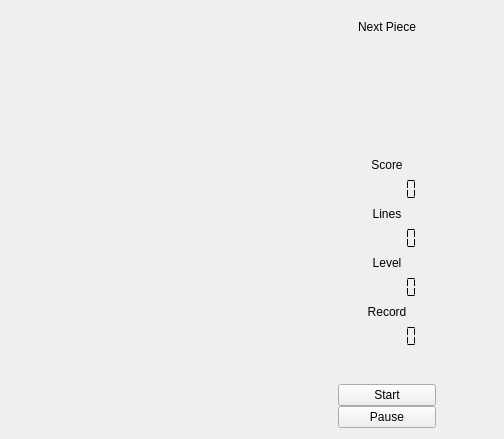
Old version of the form plugins/tetrisgame/GuiTetris.ui in the repository hwgao/beebeep.
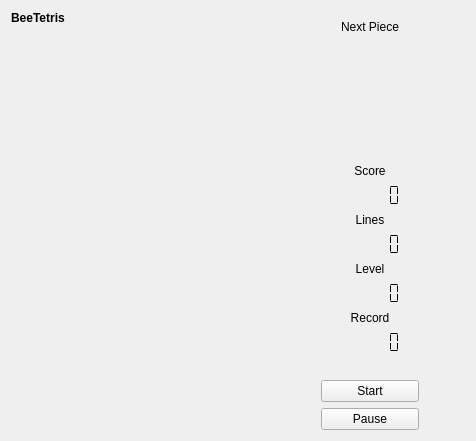
New version of the form. Custom widgets are drawn as their Qt base class.

```diff
--- a/plugins/tetrisgame/GuiTetris.ui
+++ b/plugins/tetrisgame/GuiTetris.ui
@@ -6,31 +6,28 @@
    <rect>
     <x>0</x>
     <y>0</y>
-    <width>504</width>
-    <height>439</height>
+    <width>476</width>
+    <height>441</height>
    </rect>
   </property>
   <property name="windowTitle">
    <string>Form</string>
   </property>
   <layout class="QGridLayout" name="gridLayout_2">
-   <property name="horizontalSpacing">
-    <number>25</number>
-   </property>
    <item row="0" column="0">
-    <spacer name="horizontalSpacer">
-     <property name="orientation">
-      <enum>Qt::Horizontal</enum>
+    <widget class="QLabel" name="label">
+     <property name="font">
+      <font>
+       <weight>75</weight>
+       <bold>true</bold>
+      </font>
      </property>
-     <property name="sizeHint" stdset="0">
-      <size>
-       <width>51</width>
-       <height>20</height>
-      </size>
+     <property name="text">
+      <string>BeeTetris</string>
      </property>
-    </spacer>
+    </widget>
    </item>
-   <item row="0" column="1" rowspan="2">
+   <item row="0" column="1" rowspan="3">
     <widget class="TetrisBoard" name="mp_board">
      <property name="minimumSize">
       <size>
@@ -40,7 +37,7 @@
      </property>
     </widget>
    </item>
-   <item row="0" column="2" rowspan="2">
+   <item row="0" column="2" rowspan="3">
     <layout class="QVBoxLayout" name="verticalLayout">
      <item>
       <widget class="QFrame" name="frame_3">
@@ -219,7 +216,33 @@
      </item>
     </layout>
    </item>
-   <item row="1" column="3">
+   <item row="1" column="0">
+    <spacer name="verticalSpacer">
+     <property name="orientation">
+      <enum>Qt::Vertical</enum>
+     </property>
+     <property name="sizeHint" stdset="0">
+      <size>
+       <width>20</width>
+       <height>373</height>
+      </size>
+     </property>
+    </spacer>
+   </item>
+   <item row="2" column="0">
+    <spacer name="horizontalSpacer">
+     <property name="orientation">
+      <enum>Qt::Horizontal</enum>
+     </property>
+     <property name="sizeHint" stdset="0">
+      <size>
+       <width>51</width>
+       <height>20</height>
+      </size>
+     </property>
+    </spacer>
+   </item>
+   <item row="2" column="3">
     <spacer name="horizontalSpacer_2">
      <property name="orientation">
       <enum>Qt::Horizontal</enum>
```
